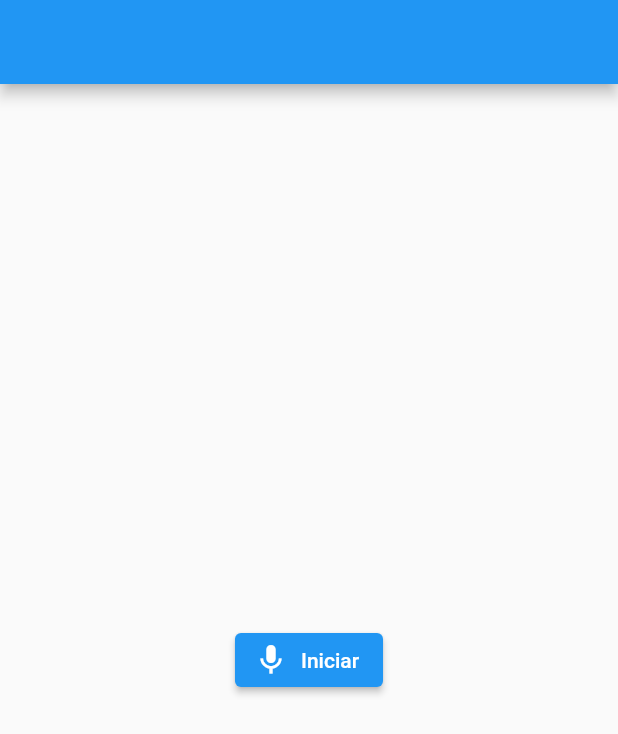
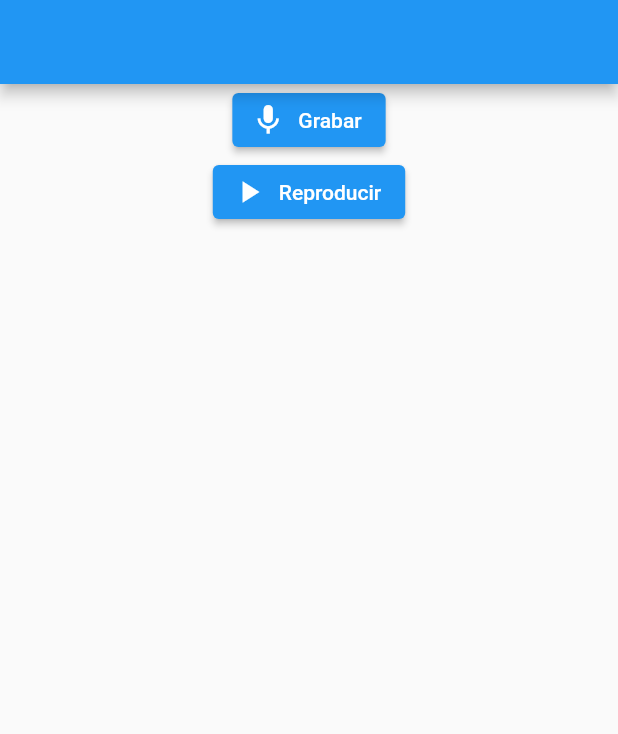
Before and after one commit to MysticalTurtle/flutter_sound, a Flutter app: the screen it shows after launch, on a phone screen of 412 x 824 dp. Shown: the top 734 px of the screen. Run offline on Flutter 3.47's test engine with Material 2 defaults, Android fonts, the phone set to English and light mode, and no system bars; our stand-ins replace permission_handler; missing offline and left inert: dart:ffi, flutter_sound_lite.

Commit message:
Reproducir audio

```diff
--- a/lib/main.dart
+++ b/lib/main.dart
@@ -1,5 +1,9 @@
 import 'package:flutter/material.dart';
+import 'package:sonido/audio_player.dart';
 import 'audio_recorder.dart';
+
+// from : https://www.youtube.com/watch?v=64xJO0urK9E
+// from : https://www.youtube.com/watch?v=-Q5c-E63kfI&t=134s
 
 void main() {
   runApp(const MyApp());
@@ -14,17 +18,20 @@ class MyApp extends StatefulWidget {
 
 class _MyAppState extends State<MyApp> {
   final recorder = SoundRecorder();
+  final player = SoundPlayer();
 
   @override
   void initState() {
     super.initState();
     recorder.init();
+    player.init();
   }
 
   @override
   void dispose() {
     super.dispose();
     recorder.dispose();
+    player.dispose();
   }
 
   @override
@@ -36,15 +43,24 @@ class _MyAppState extends State<MyApp> {
       ),
       home: Scaffold(
         appBar: AppBar(),
-        body: Center(child: buildStart(),),
+        body: Column(
+          children: [
+            Center(
+              child: recorButton(),
+            ),
+            Center(
+              child: playButton(),
+            )
+          ],
+        ),
       ),
     );
   }
 
-  Widget buildStart() {
+  Widget recorButton() {
     final bool isRecording = recorder.isRecording;
     // final bool isRecording = false;
-    final text = isRecording ? "Pausar" : "Iniciar";
+    final text = isRecording ? "Detener" : "Grabar";
     final icon = isRecording ? Icons.stop : Icons.mic;
     return ElevatedButton.icon(
       icon: Icon(icon),
@@ -55,4 +71,17 @@ class _MyAppState extends State<MyApp> {
       },
     );
   }
+
+  Widget playButton() {
+    final isPlaying = player.isPlaying;
+    final icon = isPlaying? Icons.stop : Icons.play_arrow;
+    final text = isPlaying? "Detener" : "Reproducir";
+    return ElevatedButton.icon(
+        onPressed: () async {
+          await player.togglePlaying(whenFinished: () => setState(() {}));
+          setState(() {});
+        },
+        icon: Icon(icon),
+        label: Text(text));
+  }
 }
```
Also changed, not shown: lib/audio_player.dart (+28 -1 lines).
